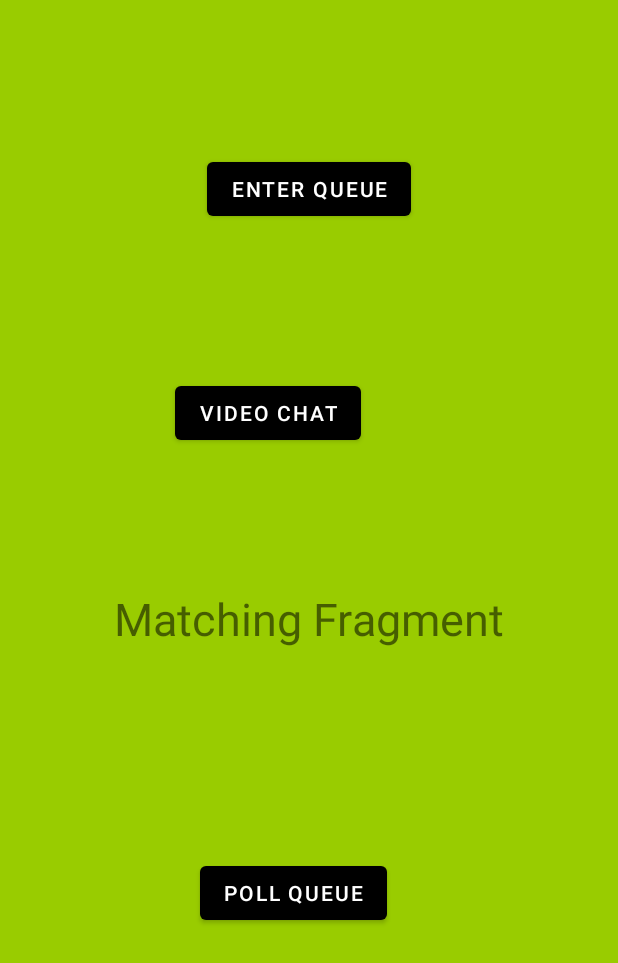
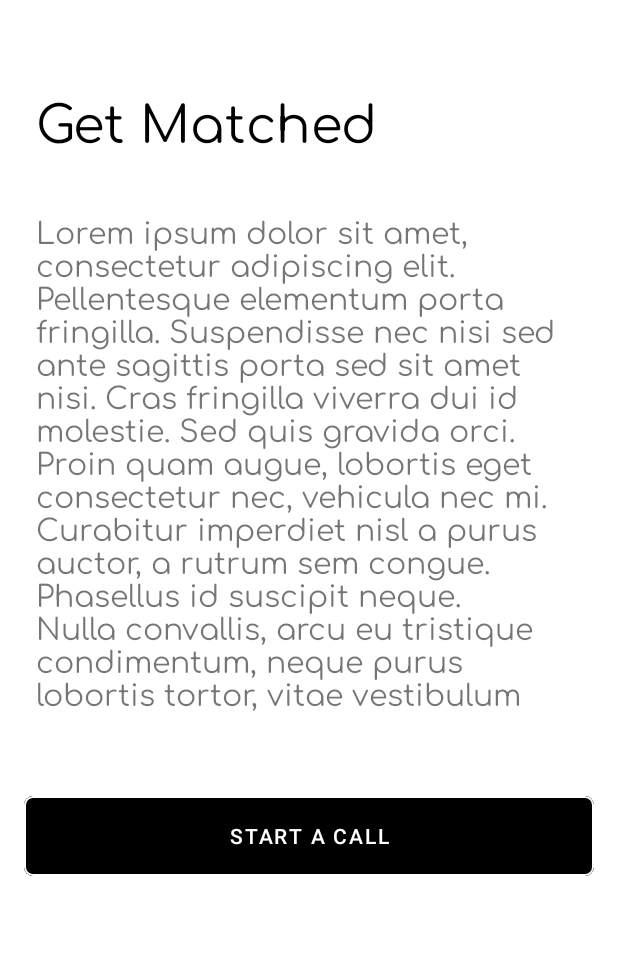
Before and after one commit to kryptorado/dineShareAndroid, an Android app: the layout fragment_matching.xml on its own in the app's theme, with its tools: preview values and no code run, on a phone screen of 412 x 824 dp. Shown: the top 963 px of the screen. Run offline under Robolectric (Android 15) with nearby library versions, the phone set to English and light mode, and no system bars.

```diff
--- a/app/src/main/res/layout/fragment_matching.xml
+++ b/app/src/main/res/layout/fragment_matching.xml
@@ -1,55 +1,70 @@
 <?xml version="1.0" encoding="utf-8"?>
-<androidx.constraintlayout.widget.ConstraintLayout xmlns:android="http://schemas.android.com/apk/res/android"
+<ScrollView xmlns:android="http://schemas.android.com/apk/res/android"
     xmlns:app="http://schemas.android.com/apk/res-auto"
     xmlns:tools="http://schemas.android.com/tools"
     android:layout_width="match_parent"
-    android:layout_height="match_parent"
-    android:background="@android:color/holo_green_light">
+    android:layout_height="wrap_content"
+    android:layout_below="@+id/top"
+    android:fillViewport="true">
+
+    <androidx.constraintlayout.widget.ConstraintLayout
+        android:layout_width="match_parent"
+        android:layout_height="match_parent">
 
         <TextView
-        android:id="@+id/textView"
-        android:layout_width="wrap_content"
+            android:id="@+id/matching_text_title"
+            android:layout_width="match_parent"
             android:layout_height="wrap_content"
-        android:layout_centerInParent="true"
-        android:text="Matching Fragment"
-        android:textSize="30sp"
-        app:layout_constraintBottom_toBottomOf="parent"
+            android:layout_marginStart="24dp"
+            android:layout_marginTop="52dp"
+            android:layout_marginEnd="24dp"
+            android:fontFamily="@font/comfortaa"
+            android:text="Get Matched"
+            android:textColor="#000000"
+            android:textSize="34sp"
             app:layout_constraintEnd_toEndOf="parent"
+            app:layout_constraintHorizontal_bias="1.0"
             app:layout_constraintStart_toStartOf="parent"
             app:layout_constraintTop_toTopOf="parent" />
 
-    <Button
-        android:id="@+id/matching_video_chat_button"
-        android:layout_width="wrap_content"
+        <com.google.android.material.button.MaterialButton
+            android:id="@+id/matching_button_start_call"
+            style="@style/RoundedButton"
+            android:layout_width="match_parent"
+            android:layout_height="65dp"
+            android:layout_marginStart="16dp"
+            android:layout_marginTop="16dp"
+            android:layout_marginEnd="16dp"
+            android:layout_marginBottom="64dp"
+            android:backgroundTint="#000000"
+            android:text="Start a Call"
+            android:textColor="#FFFFFF"
+            app:iconTint="#FFFEFE"
+            app:layout_constraintBottom_toBottomOf="parent"
+            app:layout_constraintEnd_toEndOf="parent"
+            app:layout_constraintHorizontal_bias="0.0"
+            app:layout_constraintStart_toStartOf="parent"
+            app:layout_constraintTop_toBottomOf="@+id/matching_text_instructions"
+            app:layout_constraintVertical_bias="0.32999998"
+            app:rippleColor="#C8C8C8"
+            app:strokeColor="#FFFFFF" />
+
+        <TextView
+            android:id="@+id/matching_text_instructions"
+            android:layout_width="match_parent"
             android:layout_height="wrap_content"
-        android:text="Video chat"
-        app:layout_constraintBottom_toTopOf="@+id/textView"
-        app:layout_constraintEnd_toEndOf="parent"
-        app:layout_constraintHorizontal_bias="0.405"
-        app:layout_constraintStart_toStartOf="parent"
-        app:layout_constraintTop_toTopOf="parent"
-        app:layout_constraintVertical_bias="0.731" />
-
-    <Button
-        android:id="@+id/matching_enter_queue_button"
-        android:layout_width="wrap_content"
-        android:layout_height="wrap_content"
-        android:text="enter queue"
-        app:layout_constraintBottom_toTopOf="@+id/matching_video_chat_button"
+            android:layout_marginStart="24dp"
+            android:layout_marginTop="32dp"
+            android:layout_marginEnd="24dp"
+            android:layout_marginBottom="32dp"
+            android:fontFamily="@font/comfortaa"
+            android:text="Lorem ipsum dolor sit amet, consectetur adipiscing elit. Pellentesque elementum porta fringilla. Suspendisse nec nisi sed ante sagittis porta sed sit amet nisi. Cras fringilla viverra dui id molestie. Sed quis gravida orci. Proin quam augue, lobortis eget consectetur nec, vehicula nec mi. Curabitur imperdiet nisl a purus auctor, a rutrum sem congue. Phasellus id suscipit neque. Nulla convallis, arcu eu tristique condimentum, neque purus lobortis tortor, vitae vestibulum"
+            android:textSize="20sp"
+            app:layout_constraintBottom_toTopOf="@+id/matching_button_start_call"
             app:layout_constraintEnd_toEndOf="parent"
             app:layout_constraintStart_toStartOf="parent"
-        app:layout_constraintTop_toTopOf="parent" />
-
-    <Button
-        android:id="@+id/matching_poll_button"
-        android:layout_width="wrap_content"
-        android:layout_height="wrap_content"
-        android:text="Poll Queue"
-        app:layout_constraintBottom_toBottomOf="parent"
-        app:layout_constraintEnd_toEndOf="parent"
-        app:layout_constraintHorizontal_bias="0.463"
-        app:layout_constraintStart_toStartOf="parent"
-        app:layout_constraintTop_toTopOf="parent"
-        app:layout_constraintVertical_bias="0.736" />
+            app:layout_constraintTop_toBottomOf="@+id/matching_text_title" />
 
     </androidx.constraintlayout.widget.ConstraintLayout>
+
+</ScrollView>
```
Also changed, not shown: app/src/main/AndroidManifest.xml (+5 -2 lines), app/src/main/java/com/example/dineshareandroid/ui/connecting/ConnectActivity.kt (added, +90 -0 lines), app/src/main/java/com/example/dineshareandroid/ui/connecting/ConnectViewModel.kt (added, +193 -0 lines), app/src/main/java/com/example/dineshareandroid/ui/loggedIn/LoggedInActivity.kt (+3 -10 lines), app/src/main/java/com/example/dineshareandroid/ui/matching/MatchingFragment.kt (+3 -37 lines), app/src/main/res/layout/activity_connect.xml (added, +49 -0 lines), app/src/main/res/drawable-v24/friends_eating.png (added). Lines whose indentation alone changed are shown as unchanged.
